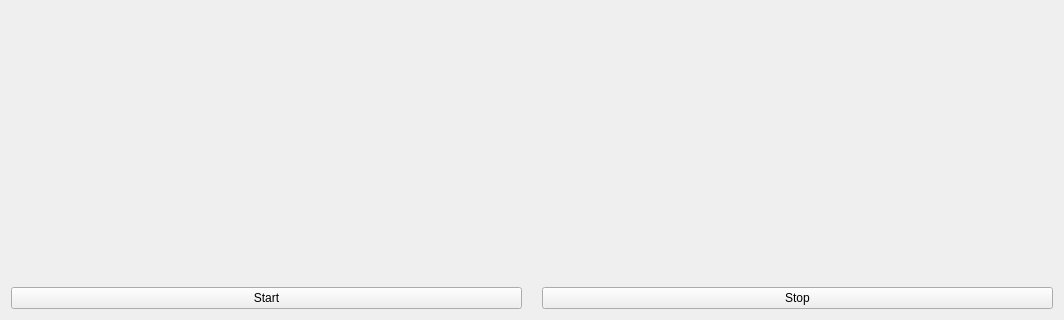
This is mainwindow.ui in Gleky/Artemetr as Qt 5 draws it before an edit; both pictures show x 0 to 1064 and y 278 to 598 of the 1064 by 598 pixel window. The edited form follows.
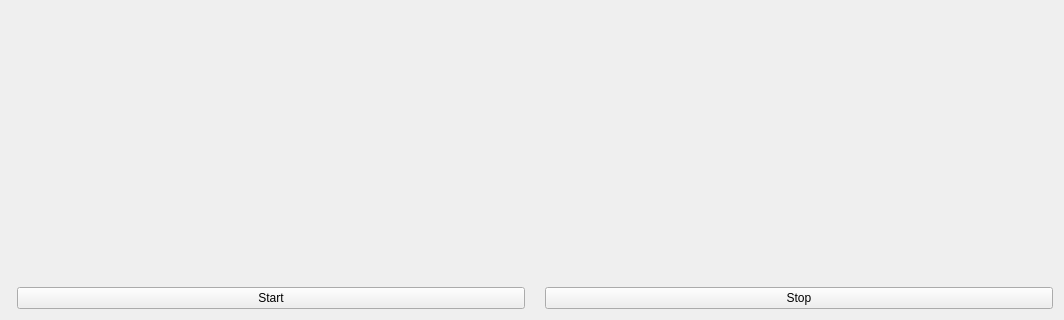
This is the edited form.

Commit message: Added labels with results on main window

What changed in the file:
```diff
--- a/mainwindow.ui
+++ b/mainwindow.ui
@@ -36,7 +36,7 @@
        <enum>QLayout::SetMinimumSize</enum>
       </property>
       <property name="leftMargin">
-       <number>0</number>
+       <number>6</number>
       </property>
       <item>
        <widget class="QPushButton" name="pushButtonStart">
```
The commit also changes 6 other files.
